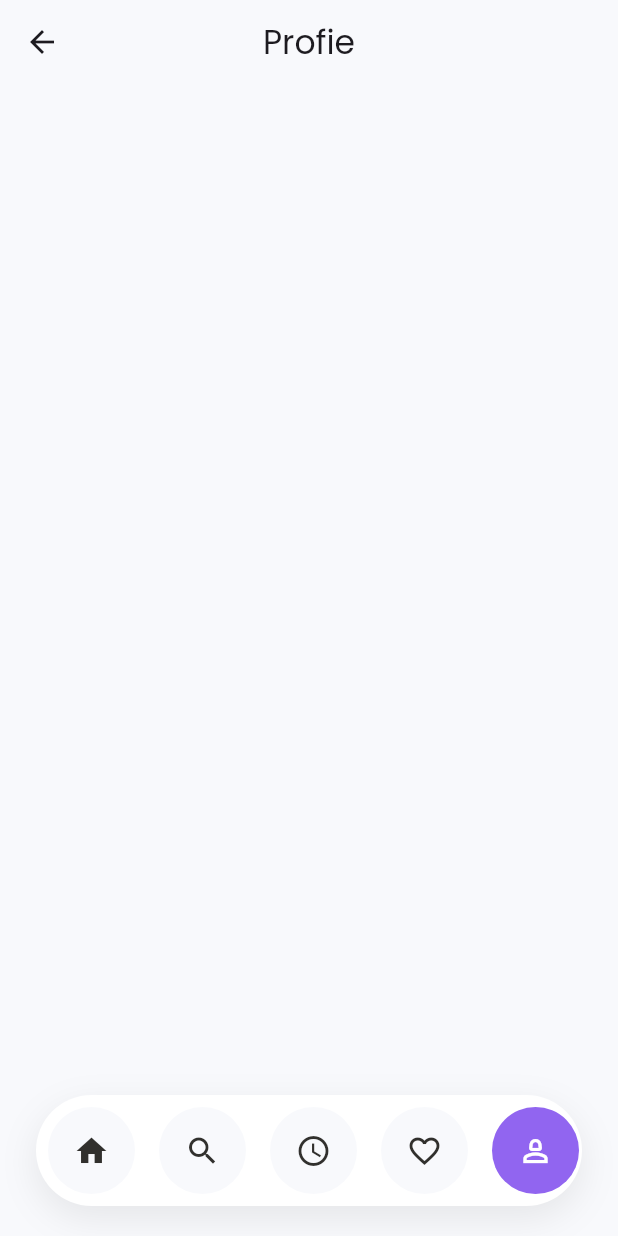
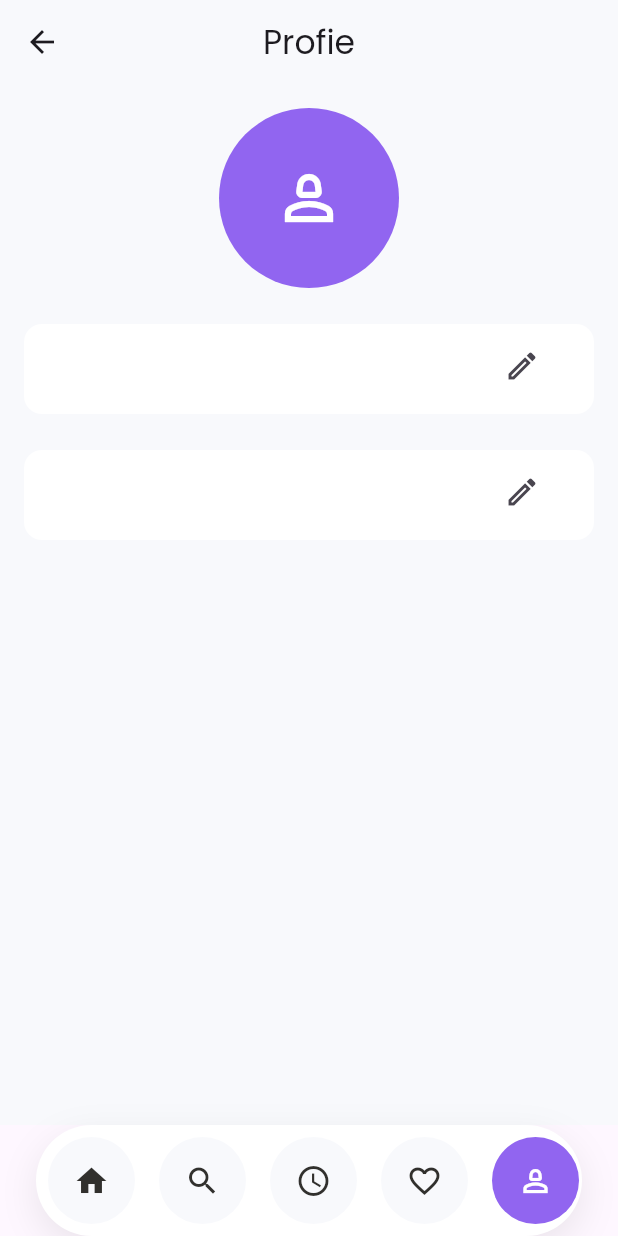
Before and after one commit to Faraz-Sarwar/Rentee-Real-Estate-Flutter-App, a Flutter app: the BottomNavbar screen opened directly, item 5 of the bottom bar chosen, on a phone screen of 412 x 824 dp. Run offline on Flutter 3.47's test engine with Material 3 defaults, Android fonts, the light colour scheme and no system bars; our stand-ins replace cloud_firestore, connectivity_plus, firebase_auth, firebase_core, flutter_riverpod, fluttertoast and 3 more; accounts and stored records are empty.

Commit message:
rectified providers scattered across view files problem

```diff
--- a/lib/components/bottom_navbar.dart
+++ b/lib/components/bottom_navbar.dart
@@ -5,9 +5,9 @@ import 'package:rentee_real_estate/Utilities/app_sizing.dart';
 class FloatingNavbar extends StatefulWidget {
   final int currentIndex;
   final ValueChanged<int> onTap;
-  final activeColor;
-  final inActiveColor;
-  final backgroundColor;
+  final Color activeColor;
+  final Color inActiveColor;
+  final Color backgroundColor;
 
   const FloatingNavbar({
     super.key,
@@ -55,6 +55,7 @@ class _FloatingNavbarState extends State<FloatingNavbar> {
             final bool isActive = widget.currentIndex == index;
             return GestureDetector(
               onTap: () => widget.onTap(index),
+
               child: Padding(
                 padding: const EdgeInsets.all(AppSize.small),
                 child: AnimatedContainer(
--- a/lib/views/auth_screen.dart
+++ b/lib/views/auth_screen.dart
@@ -197,7 +197,7 @@ class _AuthScreenState extends ConsumerState<AuthScreen> {
                                     horizontal: AppSize.medium,
                                   ),
                                   child: Column(
-                                    children: [
+                                    children: <Widget>[
                                       SignUpView(
                                         userNameController:
                                             signupuserController,
--- a/lib/views/bottom_navbar.dart
+++ b/lib/views/bottom_navbar.dart
@@ -27,10 +27,8 @@ class _BottomNavbarState extends State<BottomNavbar> {
   @override
   Widget build(BuildContext context) {
     return Scaffold(
-      body: Stack(
-        children: [
-          screens[selectedNavbarIndex],
-          Positioned(
+      body: Stack(children: [screens[selectedNavbarIndex]]),
+      bottomNavigationBar: Positioned(
         left: 0,
         right: 0,
         bottom: 20,
@@ -43,8 +41,6 @@ class _BottomNavbarState extends State<BottomNavbar> {
           },
         ),
       ),
-        ],
-      ),
     );
   }
 }
--- a/lib/views/profile_screen.dart
+++ b/lib/views/profile_screen.dart
@@ -1,16 +1,28 @@
 import 'package:flutter/material.dart';
+import 'package:flutter_riverpod/flutter_riverpod.dart';
 import 'package:rentee_real_estate/Utilities/app_colors.dart';
+import 'package:rentee_real_estate/Utilities/app_sizing.dart';
+import 'package:rentee_real_estate/view_models/data_vm/user_data_vm.dart';
+import 'package:rentee_real_estate/views/home_screen.dart';
 
-class ProfileScreen extends StatefulWidget {
+class ProfileScreen extends ConsumerWidget {
   const ProfileScreen({super.key});
 
+  Widget _infoContainer({required Widget child}) {
+    return Container(
+      height: 60,
+      width: double.infinity,
+      decoration: BoxDecoration(
+        color: AppColors.white,
+        borderRadius: BorderRadius.circular(12),
+      ),
+      child: child,
+    );
+  }
+
   @override
-  State<ProfileScreen> createState() => _ProfileScreenState();
-}
-
-class _ProfileScreenState extends State<ProfileScreen> {
-  @override
-  Widget build(BuildContext context) {
+  Widget build(BuildContext context, WidgetRef ref) {
+    final profileUserInfo = ref.watch(userInfoProvider);
     return Scaffold(
       backgroundColor: AppColors.background,
       appBar: AppBar(
@@ -18,6 +30,53 @@ class _ProfileScreenState extends State<ProfileScreen> {
         title: const Text('Profie'),
         centerTitle: true,
       ),
+      body: profileUserInfo.when(
+        data: (data) => Padding(
+          padding: const EdgeInsets.all(AppSize.medium),
+          child: Column(
+            crossAxisAlignment: CrossAxisAlignment.center,
+            children: [
+              Center(
+                child: CircleAvatar(
+                  radius: 60,
+                  backgroundColor: AppColors.primary,
+                  child: const Icon(
+                    Icons.person_2_outlined,
+                    size: 48,
+                    color: AppColors.white,
+                  ),
+                ),
+              ),
+              const SizedBox(height: AppSize.large),
+              _infoContainer(
+                child: ListTile(
+                  title: Text(
+                    data?.name != null && data!.name != ""
+                        ? data.name
+                        : data!.email.split("@")[0],
+                  ),
+                  trailing: IconButton(
+                    onPressed: () {},
+                    icon: const Icon(Icons.edit_outlined),
+                  ),
+                ),
+              ),
+              const SizedBox(height: AppSize.large),
+              _infoContainer(
+                child: ListTile(
+                  title: Text(data.email),
+                  trailing: IconButton(
+                    onPressed: () {},
+                    icon: const Icon(Icons.edit_outlined),
+                  ),
+                ),
+              ),
+            ],
+          ),
+        ),
+        error: (error, stackTrace) => Center(child: Text(error.toString())),
+        loading: () => Center(child: const CircularProgressIndicator()),
+      ),
     );
   }
 }
--- a/pubspec.yaml
+++ b/pubspec.yaml
@@ -44,6 +44,7 @@ dependencies:
   connectivity_plus: ^7.3.1
   intl: ^0.20.3
   google_sign_in: ^7.2.0
+  google_maps_flutter: ^2.18.1
 
 dev_dependencies:
   flutter_test:
```
Also changed, not shown: lib/repositories/appointment/appointments_repo.dart (+8 -0 lines), lib/view_models/appointmets_vm/appointments_vm.dart (+15 -0 lines), lib/view_models/data_vm/user_data_vm.dart (+18 -0 lines), lib/views/appointment_schedule.dart (+31 -11 lines), lib/views/home_screen.dart (+11 -26 lines), lib/views/property_detail_screen.dart (+5 -3 lines), lib/views/schedule_visit_screen.dart (+25 -15 lines), pubspec.lock. Lines whose indentation alone changed are shown as unchanged.
